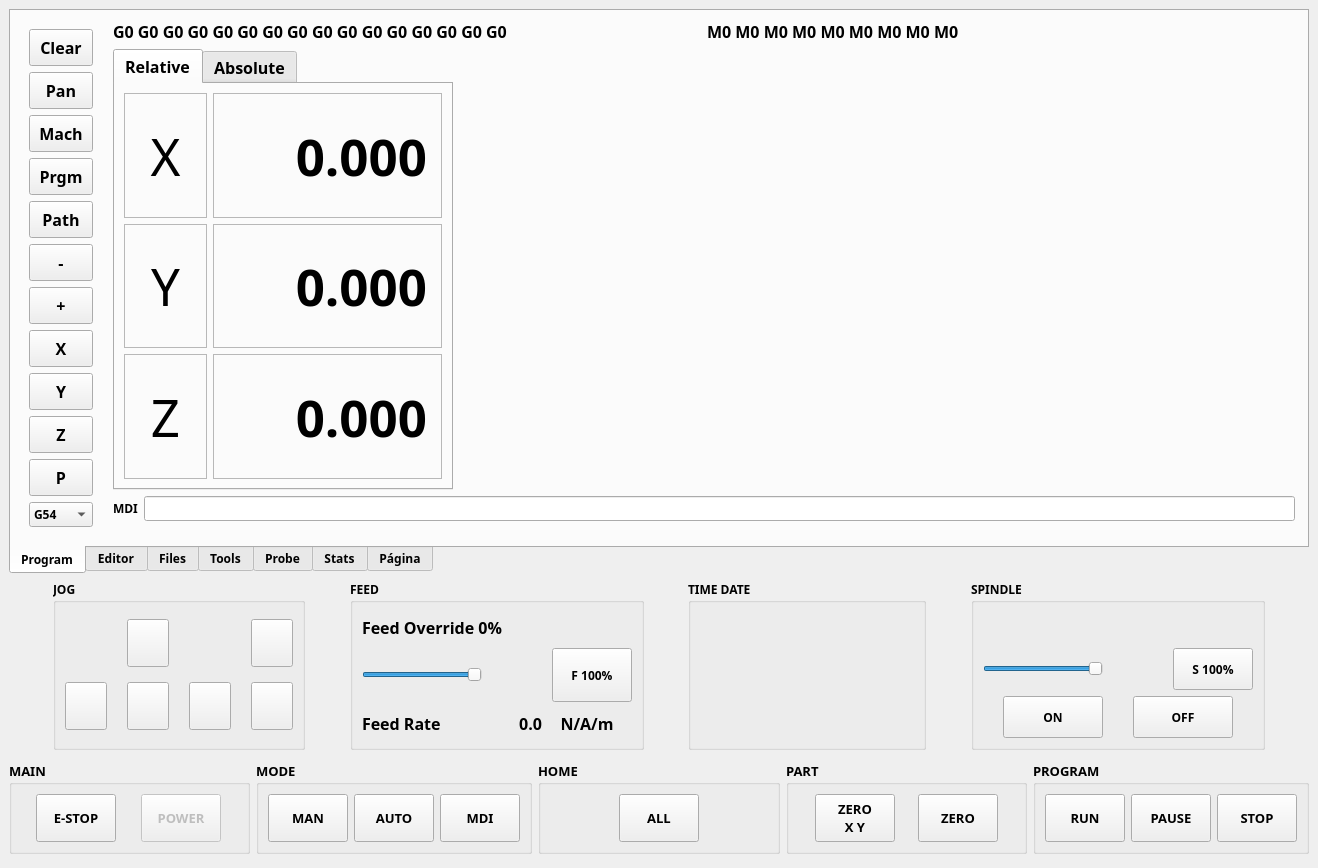
This is src/tnc/ui/window.ui in kcjengr/turbonc as Qt 5 draws it before an edit. The edited form follows.
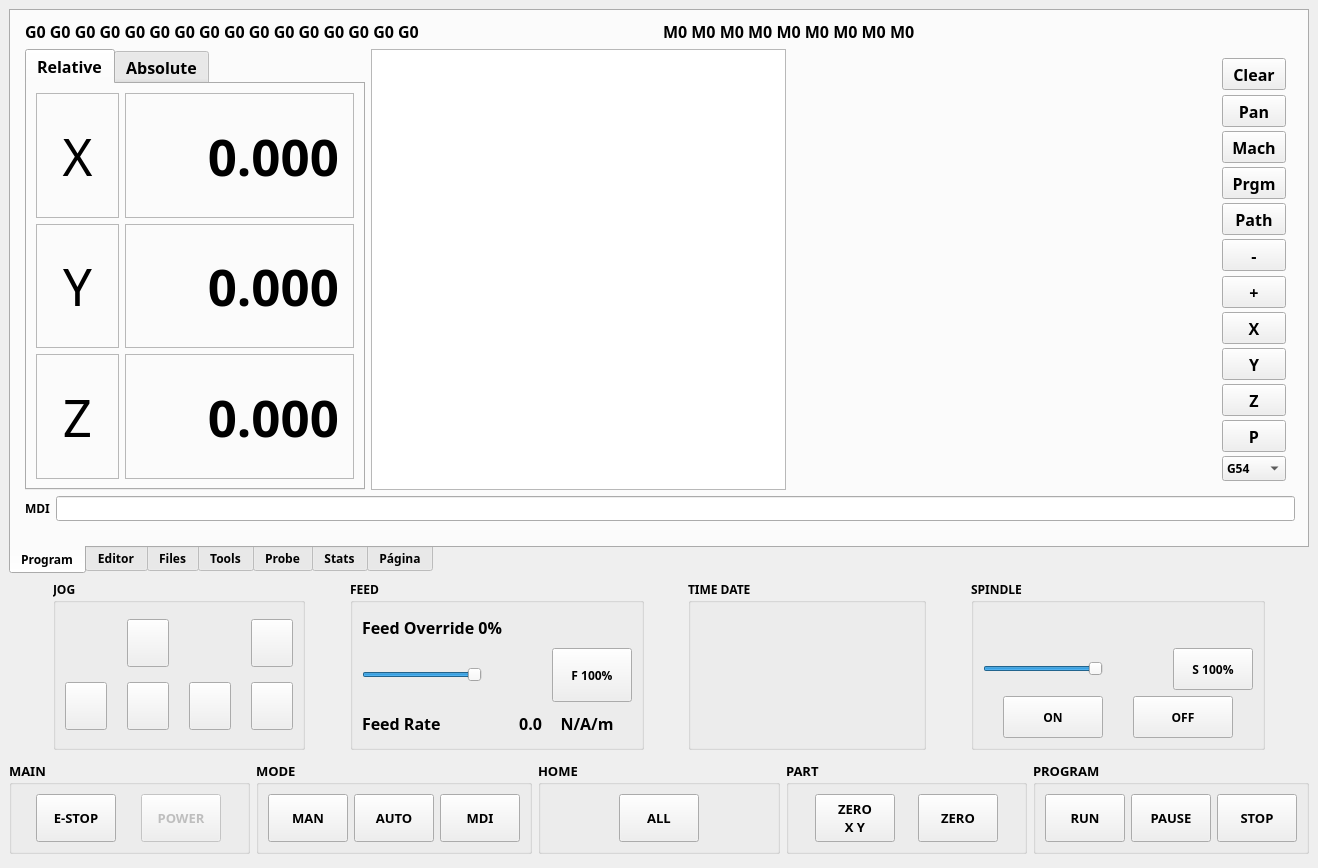
This is the edited form. Icons and pictures are not drawn. Custom widgets are drawn as their Qt base class.

Commit message: use new gcode editor

Patch:
```diff
--- a/src/tnc/ui/window.ui
+++ b/src/tnc/ui/window.ui
@@ -58,482 +58,6 @@
        <layout class="QVBoxLayout" name="verticalLayout_9">
         <item>
          <layout class="QHBoxLayout" name="horizontalLayout">
-          <item>
-           <widget class="QWidget" name="horizontalWidget" native="true">
-            <property name="minimumSize">
-             <size>
-              <width>60</width>
-              <height>0</height>
-             </size>
-            </property>
-            <property name="sizeIncrement">
-             <size>
-              <width>0</width>
-              <height>0</height>
-             </size>
-            </property>
-            <property name="font">
-             <font>
-              <family>3270 Semi-Condensed</family>
-              <bold>false</bold>
-             </font>
-            </property>
-            <property name="layoutDirection">
-             <enum>Qt::LayoutDirection::LeftToRight</enum>
-            </property>
-            <layout class="QVBoxLayout" name="verticalLayout_6">
-             <item>
-              <widget class="QPushButton" name="clear_view">
-               <property name="sizePolicy">
-                <sizepolicy hsizetype="Preferred" vsizetype="Preferred">
-                 <horstretch>0</horstretch>
-                 <verstretch>0</verstretch>
-                </sizepolicy>
-               </property>
-               <property name="minimumSize">
-                <size>
-                 <width>64</width>
-                 <height>32</height>
-                </size>
-               </property>
-               <property name="maximumSize">
-                <size>
-                 <width>64</width>
-                 <height>16777215</height>
-                </size>
-               </property>
-               <property name="font">
-                <font>
-                 <family>3270 Semi-Condensed</family>
-                 <pointsize>12</pointsize>
-                 <bold>true</bold>
-                </font>
-               </property>
-               <property name="text">
-                <string>Clear</string>
-               </property>
-              </widget>
-             </item>
-             <item>
-              <widget class="QPushButton" name="pan_view">
-               <property name="sizePolicy">
-                <sizepolicy hsizetype="Preferred" vsizetype="Preferred">
-                 <horstretch>0</horstretch>
-                 <verstretch>0</verstretch>
-                </sizepolicy>
-               </property>
-               <property name="minimumSize">
-                <size>
-                 <width>64</width>
-                 <height>32</height>
-                </size>
-               </property>
-               <property name="maximumSize">
-                <size>
-                 <width>64</width>
-                 <height>16777215</height>
-                </size>
-               </property>
-               <property name="font">
-                <font>
-                 <family>3270 Semi-Condensed</family>
-                 <pointsize>12</pointsize>
-                 <bold>true</bold>
-                </font>
-               </property>
-               <property name="text">
-                <string>Pan</string>
-               </property>
-               <property name="checkable">
-                <bool>true</bool>
-               </property>
-               <property name="checked">
-                <bool>false</bool>
-               </property>
-              </widget>
-             </item>
-             <item>
-              <widget class="QPushButton" name="machine_view">
-               <property name="sizePolicy">
-                <sizepolicy hsizetype="Preferred" vsizetype="Preferred">
-                 <horstretch>0</horstretch>
-                 <verstretch>0</verstretch>
-                </sizepolicy>
-               </property>
-               <property name="minimumSize">
-                <size>
-                 <width>64</width>
-                 <height>32</height>
-                </size>
-               </property>
-               <property name="maximumSize">
-                <size>
-                 <width>64</width>
-                 <height>16777215</height>
-                </size>
-               </property>
-               <property name="font">
-                <font>
-                 <family>3270 Semi-Condensed</family>
-                 <pointsize>12</pointsize>
-                 <bold>true</bold>
-                </font>
-               </property>
-               <property name="text">
-                <string>Mach</string>
-               </property>
-              </widget>
-             </item>
-             <item>
-              <widget class="QPushButton" name="program_view">
-               <property name="sizePolicy">
-                <sizepolicy hsizetype="Preferred" vsizetype="Preferred">
-                 <horstretch>0</horstretch>
-                 <verstretch>0</verstretch>
-                </sizepolicy>
-               </property>
-               <property name="minimumSize">
-                <size>
-                 <width>64</width>
-                 <height>32</height>
-                </size>
-               </property>
-               <property name="maximumSize">
-                <size>
-                 <width>64</width>
-                 <height>16777215</height>
-                </size>
-               </property>
-               <property name="font">
-                <font>
-                 <family>3270 Semi-Condensed</family>
-                 <pointsize>12</pointsize>
-                 <bold>true</bold>
-                </font>
-               </property>
-               <property name="text">
-                <string>Prgm</string>
-               </property>
-               <property name="checkable">
-                <bool>false</bool>
-               </property>
-               <property name="autoExclusive">
-                <bool>false</bool>
-               </property>
-              </widget>
-             </item>
-             <item>
-              <widget class="QPushButton" name="path_view">
-               <property name="sizePolicy">
-                <sizepolicy hsizetype="Preferred" vsizetype="Preferred">
-                 <horstretch>0</horstretch>
-                 <verstretch>0</verstretch>
-                </sizepolicy>
-               </property>
-               <property name="minimumSize">
-                <size>
-                 <width>64</width>
-                 <height>32</height>
-                </size>
-               </property>
-               <property name="maximumSize">
-                <size>
-                 <width>64</width>
-                 <height>16777215</height>
-                </size>
-               </property>
-               <property name="font">
-                <font>
-                 <family>3270 Semi-Condensed</family>
-                 <pointsize>12</pointsize>
-                 <bold>true</bold>
-                </font>
-               </property>
-               <property name="text">
-                <string>Path</string>
-               </property>
-              </widget>
-             </item>
-             <item>
-              <widget class="QPushButton" name="zoom_out">
-               <property name="sizePolicy">
-                <sizepolicy hsizetype="Preferred" vsizetype="Preferred">
-                 <horstretch>0</horstretch>
-                 <verstretch>0</verstretch>
-                </sizepolicy>
-               </property>
-               <property name="minimumSize">
-                <size>
-                 <width>64</width>
-                 <height>32</height>
-                </size>
-               </property>
-               <property name="maximumSize">
-                <size>
-                 <width>64</width>
-                 <height>16777215</height>
-                </size>
-               </property>
-               <property name="font">
-                <font>
-                 <family>3270 Semi-Condensed</family>
-                 <pointsize>12</pointsize>
-                 <bold>true</bold>
-                </font>
-               </property>
-               <property name="text">
-                <string>-</string>
-               </property>
-              </widget>
-             </item>
-             <item>
-              <widget class="QPushButton" name="zoom_in">
-               <property name="sizePolicy">
-                <sizepolicy hsizetype="Preferred" vsizetype="Preferred">
-                 <horstretch>0</horstretch>
-                 <verstretch>0</verstretch>
-                </sizepolicy>
-               </property>
-               <property name="minimumSize">
-                <size>
-                 <width>64</width>
-                 <height>32</height>
-                </size>
-               </property>
-               <property name="maximumSize">
-                <size>
-                 <width>64</width>
-                 <height>16777215</height>
-                </size>
-               </property>
-               <property name="font">
-                <font>
-                 <family>3270 Semi-Condensed</family>
-                 <pointsize>12</pointsize>
-                 <bold>true</bold>
-                </font>
-               </property>
-               <property name="text">
-                <string>+</string>
-               </property>
-              </widget>
-             </item>
-             <item>
-              <widget class="QPushButton" name="plotX">
-               <property name="sizePolicy">
-                <sizepolicy hsizetype="Preferred" vsizetype="Preferred">
-                 <horstretch>0</horstretch>
-                 <verstretch>0</verstretch>
-                </sizepolicy>
-               </property>
-               <property name="minimumSize">
-                <size>
-                 <width>64</width>
-                 <height>32</height>
-                </size>
-               </property>
-               <property name="maximumSize">
-                <size>
-                 <width>64</width>
-                 <height>16777215</height>
-                </size>
-               </property>
-               <property name="font">
-                <font>
-                 <family>3270 Semi-Condensed</family>
-                 <pointsize>12</pointsize>
-                 <bold>true</bold>
-                </font>
-               </property>
-               <property name="text">
-                <string>X</string>
-               </property>
-               <property name="checkable">
-                <bool>false</bool>
-               </property>
-               <property name="autoExclusive">
-                <bool>false</bool>
-               </property>
-              </widget>
-             </item>
-             <item>
-              <widget class="QPushButton" name="plotY">
-               <property name="sizePolicy">
-                <sizepolicy hsizetype="Preferred" vsizetype="Preferred">
-                 <horstretch>0</horstretch>
-                 <verstretch>0</verstretch>
-                </sizepolicy>
-               </property>
-               <property name="minimumSize">
-                <size>
-                 <width>64</width>
-                 <height>32</height>
-                </size>
-               </property>
-               <property name="maximumSize">
-                <size>
-                 <width>64</width>
-                 <height>16777215</height>
-                </size>
-               </property>
-               <property name="font">
-                <font>
-                 <family>3270 Semi-Condensed</family>
-                 <pointsize>12</pointsize>
-                 <bold>true</bold>
-                </font>
-               </property>
-               <property name="text">
-                <string>Y</string>
-               </property>
-               <property name="checkable">
-                <bool>false</bool>
-               </property>
-               <property name="autoExclusive">
-                <bool>false</bool>
-               </property>
-              </widget>
-             </item>
-             <item>
-              <widget class="QPushButton" name="plotZ">
-               <property name="sizePolicy">
-                <sizepolicy hsizetype="Preferred" vsizetype="Preferred">
-                 <horstretch>0</horstretch>
-                 <verstretch>0</verstretch>
-                </sizepolicy>
-               </property>
-               <property name="minimumSize">
-                <size>
-                 <width>64</width>
-                 <height>32</height>
-                </size>
-               </property>
-               <property name="maximumSize">
-                <size>
-                 <width>64</width>
-                 <height>16777215</height>
-                </size>
-               </property>
-               <property name="font">
-                <font>
-                 <family>3270 Semi-Condensed</family>
-                 <pointsize>12</pointsize>
-                 <bold>true</bold>
-                </font>
-               </property>
-               <property name="text">
-                <string>Z</string>
-               </property>
-               <property name="checkable">
-                <bool>false</bool>
-               </property>
-               <property name="checked">
-                <bool>false</bool>
-               </property>
-               <property name="autoExclusive">
-                <bool>false</bool>
-               </property>
-              </widget>
-             </item>
-             <item>
-              <widget class="QPushButton" name="plotP">
-               <property name="sizePolicy">
-                <sizepolicy hsizetype="Preferred" vsizetype="Preferred">
-                 <horstretch>0</horstretch>
-                 <verstretch>0</verstretch>
-                </sizepolicy>
-               </property>
-               <property name="minimumSize">
-                <size>
-                 <width>64</width>
-                 <height>32</height>
-                </size>
-               </property>
-               <property name="maximumSize">
-                <size>
-                 <width>64</width>
-                 <height>16777215</height>
-                </size>
-               </property>
-               <property name="font">
-                <font>
-                 <family>3270 Semi-Condensed</family>
-                 <pointsize>12</pointsize>
-                 <bold>true</bold>
-                </font>
-               </property>
-               <property name="text">
-                <string>P</string>
-               </property>
-               <property name="checkable">
-                <bool>false</bool>
-               </property>
-               <property name="autoExclusive">
-                <bool>false</bool>
-               </property>
-              </widget>
-             </item>
-             <item>
-              <widget class="ActionComboBox" name="actioncombobox">
-               <property name="font">
-                <font>
-                 <family>3270 Semi-Condensed</family>
-                 <bold>true</bold>
-                </font>
-               </property>
-               <property name="actionName" stdset="0">
-                <string>machine.set-work-coord</string>
-               </property>
-               <item>
-                <property name="text">
-                 <string>G54</string>
-                </property>
-               </item>
-               <item>
-                <property name="text">
-                 <string>G55</string>
-                </property>
-               </item>
-               <item>
-                <property name="text">
-                 <string>G56</string>
-                </property>
-               </item>
-               <item>
-                <property name="text">
-                 <string>G57</string>
-                </property>
-               </item>
-               <item>
-                <property name="text">
-                 <string>G58</string>
-                </property>
-               </item>
-               <item>
-                <property name="text">
-                 <string>G59</string>
-                </property>
-               </item>
-               <item>
-                <property name="text">
-                 <string>G59.1</string>
-                </property>
-               </item>
-               <item>
-                <property name="text">
-                 <string>G59.2</string>
-                </property>
-               </item>
-               <item>
-                <property name="text">
-                 <string>G59.3</string>
-                </property>
-               </item>
-              </widget>
-             </item>
-            </layout>
-           </widget>
-          </item>
           <item>
            <layout class="QVBoxLayout" name="verticalLayout_4" stretch="0,0,0">
             <property name="spacing">
@@ -1120,7 +644,505 @@
                </widget>
               </item>
               <item>
-               <widget class="VTKBackPlot" name="vtk"/>
+               <widget class="GCodeEditor" name="gcodeEditor_2">
+                <property name="sizePolicy">
+                 <sizepolicy hsizetype="Preferred" vsizetype="Preferred">
+                  <horstretch>0</horstretch>
+                  <verstretch>0</verstretch>
+                 </sizepolicy>
+                </property>
+                <property name="readOnly">
+                 <bool>true</bool>
+                </property>
+                <property name="syntaxHighlightingEnabled">
+                 <bool>true</bool>
+                </property>
+               </widget>
+              </item>
+              <item>
+               <widget class="VTKBackPlot" name="vtk" native="true"/>
+              </item>
+              <item>
+               <widget class="QWidget" name="horizontalWidget" native="true">
+                <property name="sizePolicy">
+                 <sizepolicy hsizetype="Maximum" vsizetype="Preferred">
+                  <horstretch>0</horstretch>
+                  <verstretch>0</verstretch>
+                 </sizepolicy>
+                </property>
+                <property name="minimumSize">
+                 <size>
+                  <width>60</width>
+                  <height>0</height>
+                 </size>
+                </property>
+                <property name="sizeIncrement">
+                 <size>
+                  <width>0</width>
+                  <height>0</height>
+                 </size>
+                </property>
+                <property name="font">
+                 <font>
+                  <family>3270 Semi-Condensed</family>
+                  <bold>false</bold>
+                 </font>
+                </property>
+                <property name="layoutDirection">
+                 <enum>Qt::LayoutDirection::LeftToRight</enum>
+                </property>
+                <layout class="QVBoxLayout" name="verticalLayout_6">
+                 <item>
+                  <widget class="QPushButton" name="clear_view">
+                   <property name="sizePolicy">
+                    <sizepolicy hsizetype="Preferred" vsizetype="Preferred">
+                     <horstretch>0</horstretch>
+                     <verstretch>0</verstretch>
+                    </sizepolicy>
+                   </property>
+                   <property name="minimumSize">
+                    <size>
+                     <width>64</width>
+                     <height>32</height>
+                    </size>
+                   </property>
+                   <property name="maximumSize">
+                    <size>
+                     <width>64</width>
+                     <height>16777215</height>
+                    </size>
+                   </property>
+                   <property name="font">
+                    <font>
+                     <family>3270 Semi-Condensed</family>
+                     <pointsize>12</pointsize>
+                     <bold>true</bold>
+                    </font>
+                   </property>
+                   <property name="text">
+                    <string>Clear</string>
+                   </property>
+                  </widget>
+                 </item>
+                 <item>
+                  <widget class="QPushButton" name="pan_view">
+                   <property name="sizePolicy">
+                    <sizepolicy hsizetype="Preferred" vsizetype="Preferred">
+                     <horstretch>0</horstretch>
+                     <verstretch>0</verstretch>
+                    </sizepolicy>
+                   </property>
+                   <property name="minimumSize">
+                    <size>
+                     <width>64</width>
+                     <height>32</height>
+                    </size>
+                   </property>
+                   <property name="maximumSize">
+                    <size>
+                     <width>64</width>
+                     <height>16777215</height>
+                    </size>
+                   </property>
+                   <property name="font">
+                    <font>
+                     <family>3270 Semi-Condensed</family>
+                     <pointsize>12</pointsize>
+                     <bold>true</bold>
+                    </font>
+                   </property>
+                   <property name="text">
+                    <string>Pan</string>
+                   </property>
+                   <property name="checkable">
+                    <bool>true</bool>
+                   </property>
+                   <property name="checked">
+                    <bool>false</bool>
+                   </property>
+                  </widget>
+                 </item>
+                 <item>
+                  <widget class="QPushButton" name="machine_view">
+                   <property name="sizePolicy">
+                    <sizepolicy hsizetype="Preferred" vsizetype="Preferred">
+                     <horstretch>0</horstretch>
+                     <verstretch>0</verstretch>
+                    </sizepolicy>
+                   </property>
+                   <property name="minimumSize">
+                    <size>
+                     <width>64</width>
+                     <height>32</height>
+                    </size>
+                   </property>
+                   <property name="maximumSize">
+                    <size>
+                     <width>64</width>
+                     <height>16777215</height>
+                    </size>
+                   </property>
+                   <property name="font">
+                    <font>
+                     <family>3270 Semi-Condensed</family>
+                     <pointsize>12</pointsize>
+                     <bold>true</bold>
+                    </font>
+                   </property>
+                   <property name="text">
+                    <string>Mach</string>
+                   </property>
+                  </widget>
+                 </item>
+                 <item>
+                  <widget class="QPushButton" name="program_view">
+                   <property name="sizePolicy">
+                    <sizepolicy hsizetype="Preferred" vsizetype="Preferred">
+                     <horstretch>0</horstretch>
+                     <verstretch>0</verstretch>
+                    </sizepolicy>
+                   </property>
+                   <property name="minimumSize">
+                    <size>
+                     <width>64</width>
+                     <height>32</height>
+                    </size>
+                   </property>
+                   <property name="maximumSize">
+                    <size>
+                     <width>64</width>
+                     <height>16777215</height>
+                    </size>
+                   </property>
+                   <property name="font">
+                    <font>
+                     <family>3270 Semi-Condensed</family>
+                     <pointsize>12</pointsize>
+                     <bold>true</bold>
+                    </font>
+                   </property>
+                   <property name="text">
+                    <string>Prgm</string>
+                   </property>
+                   <property name="checkable">
+                    <bool>false</bool>
+                   </property>
+                   <property name="autoExclusive">
+                    <bool>false</bool>
+                   </property>
+                  </widget>
+                 </item>
+                 <item>
+                  <widget class="QPushButton" name="path_view">
+                   <property name="sizePolicy">
+                    <sizepolicy hsizetype="Preferred" vsizetype="Preferred">
+                     <horstretch>0</horstretch>
+                     <verstretch>0</verstretch>
+                    </sizepolicy>
+                   </property>
+                   <property name="minimumSize">
+                    <size>
+                     <width>64</width>
+                     <height>32</height>
+                    </size>
+                   </property>
+                   <property name="maximumSize">
+                    <size>
+                     <width>64</width>
+                     <height>16777215</height>
+                    </size>
+                   </property>
+                   <property name="font">
+                    <font>
+                     <family>3270 Semi-Condensed</family>
+                     <pointsize>12</pointsize>
+                     <bold>true</bold>
+                    </font>
+                   </property>
+                   <property name="text">
+                    <string>Path</string>
+                   </property>
+                  </widget>
+                 </item>
+                 <item>
+                  <widget class="QPushButton" name="zoom_out">
+                   <property name="sizePolicy">
+                    <sizepolicy hsizetype="Preferred" vsizetype="Preferred">
+                     <horstretch>0</horstretch>
+                     <verstretch>0</verstretch>
+                    </sizepolicy>
+                   </property>
+                   <property name="minimumSize">
+                    <size>
+                     <width>64</width>
+                     <height>32</height>
+                    </size>
+                   </property>
+                   <property name="maximumSize">
+                    <size>
+                     <width>64</width>
+                     <height>16777215</height>
+                    </size>
+                   </property>
+                   <property name="font">
+                    <font>
+                     <family>3270 Semi-Condensed</family>
+                     <pointsize>12</pointsize>
+                     <bold>true</bold>
+                    </font>
+                   </property>
+                   <property name="text">
+                    <string>-</string>
+                   </property>
+                  </widget>
+                 </item>
+                 <item>
+                  <widget class="QPushButton" name="zoom_in">
+                   <property name="sizePolicy">
+                    <sizepolicy hsizetype="Preferred" vsizetype="Preferred">
+                     <horstretch>0</horstretch>
+                     <verstretch>0</verstretch>
+                    </sizepolicy>
+                   </property>
+                   <property name="minimumSize">
+                    <size>
+                     <width>64</width>
+                     <height>32</height>
+                    </size>
+                   </property>
+                   <property name="maximumSize">
+                    <size>
+                     <width>64</width>
+                     <height>16777215</height>
+                    </size>
+                   </property>
+                   <property name="font">
+                    <font>
+                     <family>3270 Semi-Condensed</family>
+                     <pointsize>12</pointsize>
+                     <bold>true</bold>
+                    </font>
+                   </property>
+                   <property name="text">
+                    <string>+</string>
+                   </property>
+                  </widget>
+                 </item>
+                 <item>
+                  <widget class="QPushButton" name="plotX">
+                   <property name="sizePolicy">
+                    <sizepolicy hsizetype="Preferred" vsizetype="Preferred">
+                     <horstretch>0</horstretch>
+                     <verstretch>0</verstretch>
+                    </sizepolicy>
+                   </property>
+                   <property name="minimumSize">
+                    <size>
+                     <width>64</width>
+                     <height>32</height>
+                    </size>
+                   </property>
+                   <property name="maximumSize">
+                    <size>
+                     <width>64</width>
+                     <height>16777215</height>
+                    </size>
+                   </property>
+                   <property name="font">
+                    <font>
+                     <family>3270 Semi-Condensed</family>
+                     <pointsize>12</pointsize>
+                     <bold>true</bold>
+                    </font>
+                   </property>
+                   <property name="text">
+                    <string>X</string>
+                   </property>
+                   <property name="checkable">
+                    <bool>false</bool>
+                   </property>
+                   <property name="autoExclusive">
+                    <bool>false</bool>
+                   </property>
+                  </widget>
+                 </item>
+                 <item>
+                  <widget class="QPushButton" name="plotY">
+                   <property name="sizePolicy">
+                    <sizepolicy hsizetype="Preferred" vsizetype="Preferred">
+                     <horstretch>0</horstretch>
+                     <verstretch>0</verstretch>
+                    </sizepolicy>
+                   </property>
+                   <property name="minimumSize">
+                    <size>
+                     <width>64</width>
+                     <height>32</height>
+                    </size>
+                   </property>
+                   <property name="maximumSize">
+                    <size>
+                     <width>64</width>
+                     <height>16777215</height>
+                    </size>
+                   </property>
+                   <property name="font">
+                    <font>
+                     <family>3270 Semi-Condensed</family>
+                     <pointsize>12</pointsize>
+                     <bold>true</bold>
+                    </font>
+                   </property>
+                   <property name="text">
+                    <string>Y</string>
+                   </property>
+                   <property name="checkable">
+                    <bool>false</bool>
+                   </property>
+                   <property name="autoExclusive">
+                    <bool>false</bool>
+                   </property>
+                  </widget>
+                 </item>
+                 <item>
+                  <widget class="QPushButton" name="plotZ">
+                   <property name="sizePolicy">
+                    <sizepolicy hsizetype="Preferred" vsizetype="Preferred">
+                     <horstretch>0</horstretch>
+                     <verstretch>0</verstretch>
+                    </sizepolicy>
+                   </property>
+                   <property name="minimumSize">
+                    <size>
+                     <width>64</width>
+                     <height>32</height>
+                    </size>
+                   </property>
+                   <property name="maximumSize">
+                    <size>
+                     <width>64</width>
+                     <height>16777215</height>
+                    </size>
+                   </property>
+                   <property name="font">
+                    <font>
+                     <family>3270 Semi-Condensed</family>
+                     <pointsize>12</pointsize>
+                     <bold>true</bold>
+                    </font>
+                   </property>
+                   <property name="text">
+                    <string>Z</string>
+                   </property>
+                   <property name="checkable">
+                    <bool>false</bool>
+                   </property>
+                   <property name="checked">
+                    <bool>false</bool>
+                   </property>
+                   <property name="autoExclusive">
+                    <bool>false</bool>
+                   </property>
+                  </widget>
+                 </item>
+                 <item>
+                  <widget class="QPushButton" name="plotP">
+                   <property name="sizePolicy">
+                    <sizepolicy hsizetype="Preferred" vsizetype="Preferred">
+                     <horstretch>0</horstretch>
+                     <verstretch>0</verstretch>
+                    </sizepolicy>
+                   </property>
+                   <property name="minimumSize">
+                    <size>
+                     <width>64</width>
+                     <height>32</height>
+                    </size>
+                   </property>
+                   <property name="maximumSize">
+                    <size>
+                     <width>64</width>
+                     <height>16777215</height>
+                    </size>
+                   </property>
+                   <property name="font">
+                    <font>
+                     <family>3270 Semi-Condensed</family>
+                     <pointsize>12</pointsize>
+                     <bold>true</bold>
+                    </font>
+                   </property>
+                   <property name="text">
+                    <string>P</string>
+                   </property>
+                   <property name="checkable">
+                    <bool>false</bool>
+                   </property>
+                   <property name="autoExclusive">
+                    <bool>false</bool>
+                   </property>
+                  </widget>
+                 </item>
+                 <item>
+                  <widget class="ActionComboBox" name="actioncombobox">
+                   <property name="font">
+                    <font>
+                     <family>3270 Semi-Condensed</family>
+                     <bold>true</bold>
+                    </font>
+                   </property>
+                   <property name="actionName" stdset="0">
+                    <string>machine.set-work-coord</string>
+                   </property>
+                   <item>
+                    <property name="text">
+                     <string>G54</string>
+                    </property>
+                   </item>
+                   <item>
+                    <property name="text">
+                     <string>G55</string>
+                    </property>
+                   </item>
+                   <item>
+                    <property name="text">
+                     <string>G56</string>
+                    </property>
+                   </item>
+                   <item>
+                    <property name="text">
+                     <string>G57</string>
+                    </property>
+                   </item>
+                   <item>
+                    <property name="text">
+                     <string>G58</string>
+                    </property>
+                   </item>
+                   <item>
+                    <property name="text">
+                     <string>G59</string>
+                    </property>
+                   </item>
+                   <item>
+                    <property name="text">
+                     <string>G59.1</string>
+                    </property>
+                   </item>
+                   <item>
+                    <property name="text">
+                     <string>G59.2</string>
+                    </property>
+                   </item>
+                   <item>
+                    <property name="text">
+                     <string>G59.3</string>
+                    </property>
+                   </item>
+                  </widget>
+                 </item>
+                </layout>
+               </widget>
               </item>
              </layout>
             </item>
@@ -11321,6 +11343,11 @@
   </action>
  </widget>
  <customwidgets>
+  <customwidget>
+   <class>GCodeEditor</class>
+   <extends>QPlainTextEdit</extends>
+   <header>gcodeeditor.h</header>
+  </customwidget>
   <customwidget>
    <class>ActionButton</class>
    <extends>QPushButton</extends>
@@ -11387,11 +11414,6 @@
    <extends>QTableView</extends>
    <header>qtpyvcp.widgets.input_widgets.file_system</header>
   </customwidget>
-  <customwidget>
-   <class>GCodeEditor</class>
-   <extends>QPlainTextEdit</extends>
-   <header>gcodeeditor.h</header>
-  </customwidget>
   <customwidget>
    <class>RemovableDeviceComboBox</class>
    <extends>QComboBox</extends>
```
Left out of the diff: 45 changed lines with no effect on the pictures.
